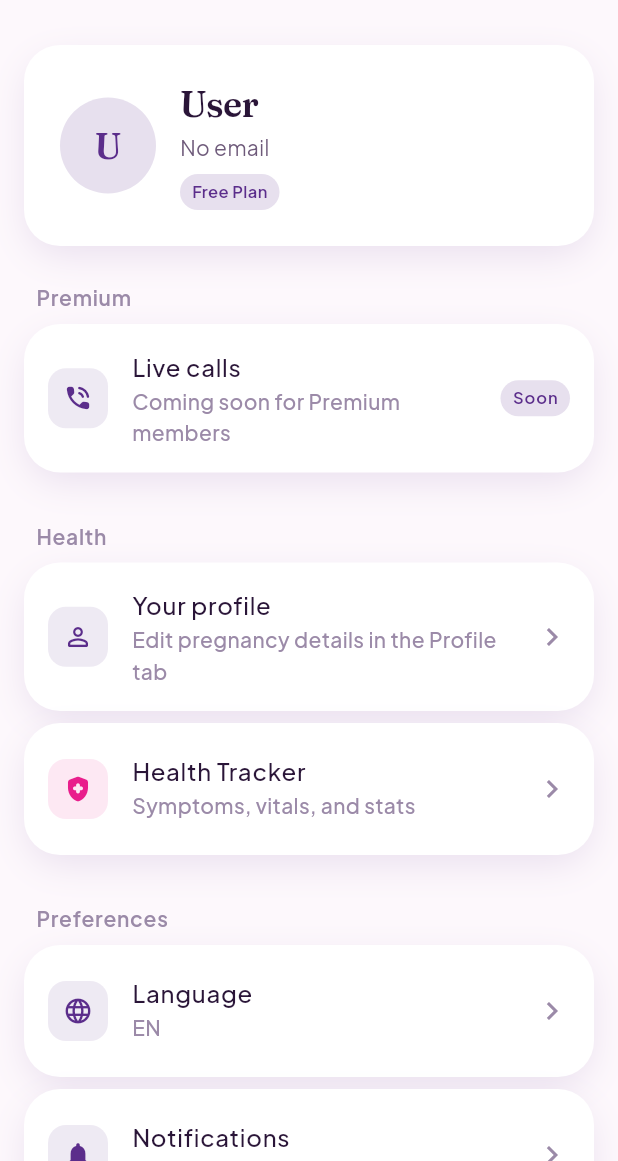
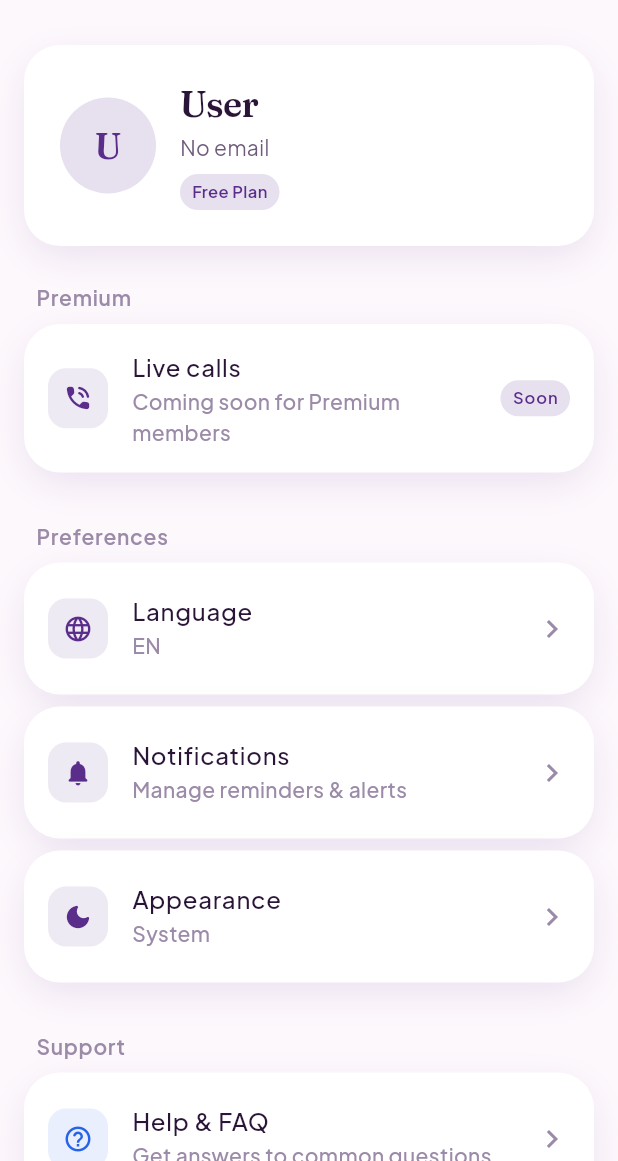
Before and after one commit to themobileprof/momlaunchpad-app, a Flutter app: the SettingsScreen screen opened directly, on a phone screen of 412 x 824 dp, the part 75-1236 px from its top. Run offline on Flutter 3.47's test engine with Material 3 defaults, Android fonts, the phone set to English and light mode, and no system bars; our stand-ins replace connectivity_plus, flutter_dotenv, flutter_riverpod, flutter_secure_storage, google_fonts, google_sign_in and 2 more; accounts and stored records are empty.

Commit message:
feat(auth): implement navigation reset on logout and enhance Google sign-out error handling; clean up settings screen by removing unused sections

```diff
--- a/lib/providers/auth_provider.dart
+++ b/lib/providers/auth_provider.dart
@@ -212,6 +212,12 @@ class AuthNotifier extends Notifier<AuthState> {
 
   /// Logout user
   Future<void> logout() async {
+    try {
+      await _googleSignIn.signOut();
+    } catch (e) {
+      debugPrint('Google sign-out error: $e');
+    }
+
     await _storageService.clearAll();
     state = AuthState(isLoggedIn: false);
   }
--- a/lib/screens/settings_screen.dart
+++ b/lib/screens/settings_screen.dart
@@ -7,7 +7,6 @@ import '../providers/auth_provider.dart';
 import '../providers/theme_provider.dart';
 import '../models/user.dart';
 import '../widgets/widgets.dart';
-import 'symptom_stats_screen.dart';
 
 /// Settings screen - User preferences and account management
 class SettingsScreen extends ConsumerWidget {
@@ -44,38 +43,6 @@ class SettingsScreen extends ConsumerWidget {
               small: true,
             ),
             onTap: () => _showComingSoon(context, 'Live calls'),
-          ),
-
-          const SizedBox(height: AppSpacing.spaceLG),
-
-          // Settings sections
-          _buildSectionHeader('Health'),
-          AppListTileCard(
-            leadingIcon: Icons.person_outline_rounded,
-            iconColor: AppColors.primaryPurple,
-            title: 'Your profile',
-            subtitle: 'Edit pregnancy details in the Profile tab',
-            onTap: () {
-              ScaffoldMessenger.of(context).showSnackBar(
-                const SnackBar(
-                  content: Text('Open the Profile tab from the bottom bar'),
-                ),
-              );
-            },
-          ),
-          AppListTileCard(
-            leadingIcon: Icons.health_and_safety_rounded,
-            iconColor: AppColors.primaryPink,
-            title: 'Health Tracker',
-            subtitle: 'Symptoms, vitals, and stats',
-            onTap: () {
-              Navigator.push(
-                context,
-                MaterialPageRoute(
-                  builder: (context) => const SymptomStatsScreen(),
-                ),
-              );
-            },
           ),
 
           const SizedBox(height: AppSpacing.spaceLG),
@@ -310,6 +277,9 @@ class SettingsScreen extends ConsumerWidget {
 
     if (confirmed == true) {
       await ref.read(authProvider.notifier).logout();
+      if (context.mounted) {
+        Navigator.of(context).popUntil((route) => route.isFirst);
+      }
     }
   }
 }
```
Also changed, not shown: lib/main.dart (+11 -0 lines).
